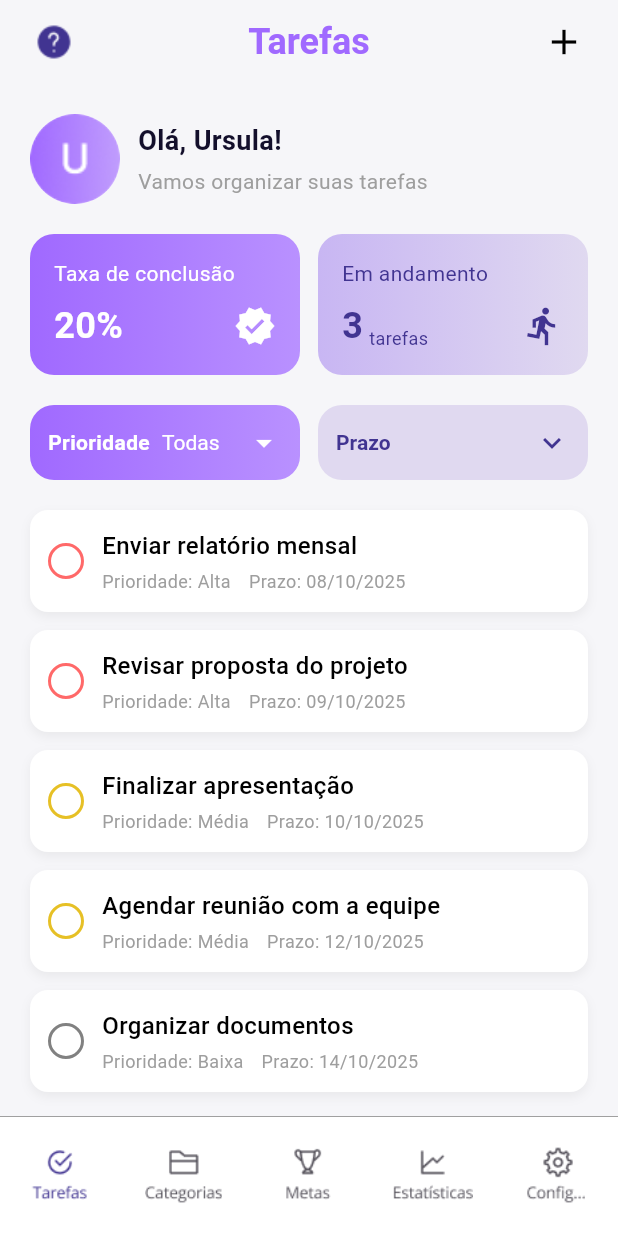
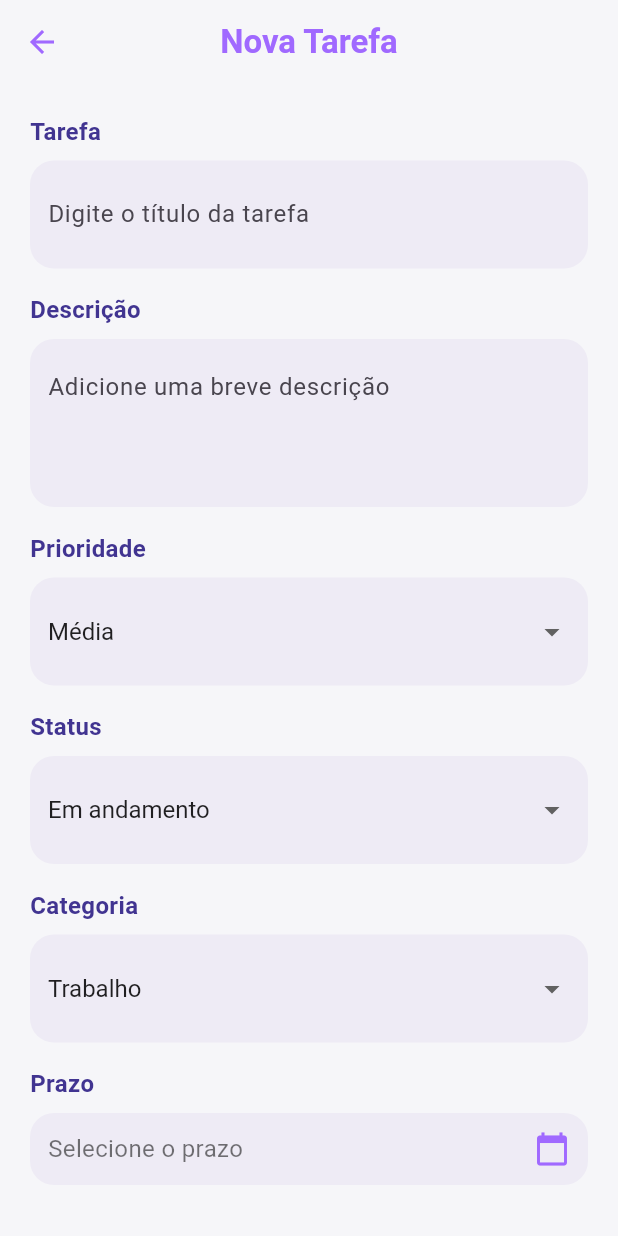
Before and after one commit to larasdiniz/taskflow, a Flutter app: the screen it shows after launch, scrolled down 34 dp, after a tap on "Entrar", after a tap on the "add" icon, on a phone screen of 412 x 824 dp. Run offline on Flutter 3.47's test engine with Material 3 defaults, Android fonts, the light colour scheme and no system bars; our stand-ins replace device_preview.

Commit message:
telas detalhes_tarefa.dart e nova_tarefa.dart

```diff
--- /dev/null
+++ b/lib/screens/nova_tarefa.dart
@@ -0,0 +1,225 @@
+import 'package:flutter/material.dart';
+import 'package:intl/intl.dart';
+
+class NovaTarefaPage extends StatefulWidget {
+  const NovaTarefaPage({super.key});
+
+  @override
+  State<NovaTarefaPage> createState() => _NovaTarefaPageState();
+}
+
+class _NovaTarefaPageState extends State<NovaTarefaPage> {
+  final TextEditingController tituloController = TextEditingController();
+  final TextEditingController descricaoController = TextEditingController();
+
+  String prioridadeSelecionada = 'Média';
+  String statusSelecionado = 'Em andamento';
+  String categoriaSelecionada = 'Trabalho';
+  DateTime? prazoSelecionado;
+
+  final List<String> prioridades = ['Alta', 'Média', 'Baixa'];
+  final List<String> status = ['Em andamento', 'Concluída', 'Pendente'];
+  final List<String> categorias = ['Trabalho', 'Estudo', 'Pessoal'];
+
+  Future<void> selecionarPrazo() async {
+    final DateTime? selecionado = await showDatePicker(
+      context: context,
+      initialDate: DateTime.now().add(const Duration(days: 1)),
+      firstDate: DateTime.now(),
+      lastDate: DateTime(2100),
+      locale: const Locale('pt', 'BR'),
+    );
+
+    if (selecionado != null) {
+      setState(() {
+        prazoSelecionado = selecionado;
+      });
+    }
+  }
+
+  @override
+  Widget build(BuildContext context) {
+    return Scaffold(
+      backgroundColor: const Color(0xFFF6F6F9),
+      appBar: AppBar(
+        backgroundColor: const Color(0xFFF6F6F9),
+        elevation: 0,
+        centerTitle: true,
+        title: const Text(
+          "Nova Tarefa",
+          style: TextStyle(
+            color: Color(0xFFA069FF),
+            fontWeight: FontWeight.bold,
+            fontSize: 22,
+          ),
+        ),
+        iconTheme: const IconThemeData(color: Color(0xFFA069FF)),
+      ),
+      body: Padding(
+        padding: const EdgeInsets.all(20.0),
+        child: SingleChildScrollView(
+          child: Column(
+            children: [
+              _buildCard(
+                title: "Tarefa",
+                child: TextField(
+                  controller: tituloController,
+                  decoration: const InputDecoration(
+                    hintText: "Digite o título da tarefa",
+                    border: InputBorder.none,
+                  ),
+                ),
+              ),
+              const SizedBox(height: 16),
+              _buildCard(
+                title: "Descrição",
+                child: TextField(
+                  controller: descricaoController,
+                  maxLines: 3,
+                  decoration: const InputDecoration(
+                    hintText: "Adicione uma breve descrição",
+                    border: InputBorder.none,
+                  ),
+                ),
+              ),
+              const SizedBox(height: 16),
+              _buildDropdownCard(
+                title: "Prioridade",
+                value: prioridadeSelecionada,
+                items: prioridades,
+                onChanged: (value) => setState(() => prioridadeSelecionada = value!),
+              ),
+              const SizedBox(height: 16),
+              _buildDropdownCard(
+                title: "Status",
+                value: statusSelecionado,
+                items: status,
+                onChanged: (value) => setState(() => statusSelecionado = value!),
+              ),
+              const SizedBox(height: 16),
+              _buildDropdownCard(
+                title: "Categoria",
+                value: categoriaSelecionada,
+                items: categorias,
+                onChanged: (value) => setState(() => categoriaSelecionada = value!),
+              ),
+              const SizedBox(height: 16),
+              _buildCard(
+                title: "Prazo",
+                child: GestureDetector(
+                  onTap: selecionarPrazo,
+                  child: Row(
+                    mainAxisAlignment: MainAxisAlignment.spaceBetween,
+                    children: [
+                      Text(
+                        prazoSelecionado != null
+                            ? DateFormat('dd/MM/yyyy').format(prazoSelecionado!)
+                            : "Selecione o prazo",
+                        style: const TextStyle(fontSize: 16, color: Colors.black54),
+                      ),
+                      const Icon(Icons.calendar_today, color: Color(0xFFA069FF)),
+                    ],
+                  ),
+                ),
+              ),
+              const SizedBox(height: 30),
+              Row(
+                children: [
+                  Expanded(
+                    child: ElevatedButton(
+                      style: ElevatedButton.styleFrom(
+                        backgroundColor: const Color(0xFFDFE1E4),
+                        padding: const EdgeInsets.symmetric(vertical: 14),
+                        shape: RoundedRectangleBorder(
+                          borderRadius: BorderRadius.circular(16),
+                        ),
+                      ),
+                      onPressed: () {
+                        Navigator.pop(context);
+                      },
+                      child: const Text(
+                        "Excluir",
+                        style: TextStyle(color: Color(0xFF818181), fontSize: 16),
+                      ),
+                    ),
+                  ),
+                  const SizedBox(width: 12),
+                  Expanded(
+                    child: ElevatedButton(
+                      style: ElevatedButton.styleFrom(
+                        backgroundColor: const Color(0xFFA069FF),
+                        padding: const EdgeInsets.symmetric(vertical: 14),
+                        shape: RoundedRectangleBorder(
+                          borderRadius: BorderRadius.circular(16),
+                        ),
+                      ),
+                      onPressed: () {
+                        // Aqui você pode salvar a nova tarefa
+                        Navigator.pop(context);
+                      },
+                      child: const Text(
+                        "Salvar",
+                        style: TextStyle(color: Colors.white, fontSize: 16),
+                      ),
+                    ),
+                  ),
+                ],
+              ),
+            ],
+          ),
+        ),
+      ),
+    );
+  }
+
+  Widget _buildCard({required String title, required Widget child}) {
+    return Column(
+      crossAxisAlignment: CrossAxisAlignment.start,
+      children: [
+        Text(
+          title,
+          style: const TextStyle(
+            color: Color(0xFF413491),
+            fontSize: 16,
+            fontWeight: FontWeight.bold,
+          ),
+        ),
+        const SizedBox(height: 8),
+        Container(
+          padding: const EdgeInsets.all(12),
+          decoration: BoxDecoration(
+            color: const Color(0xFFEEEBF5),
+            borderRadius: BorderRadius.circular(16),
+          ),
+          child: child,
+        ),
+      ],
+    );
+  }
+
+  Widget _buildDropdownCard({
+    required String title,
+    required String value,
+    required List<String> items,
+    required Function(String?) onChanged,
+  }) {
+    return _buildCard(
+      title: title,
+      child: DropdownButtonHideUnderline(
+        child: DropdownButton<String>(
+          value: value,
+          isExpanded: true,
+          dropdownColor: const Color(0xFFEEEBF5),
+          style: const TextStyle(color: Colors.black87, fontSize: 16),
+          items: items
+              .map((item) => DropdownMenuItem(
+                    value: item,
+                    child: Text(item),
+                  ))
+              .toList(),
+          onChanged: onChanged,
+        ),
+      ),
+    );
+  }
+}
--- a/lib/screens/tarefas.dart
+++ b/lib/screens/tarefas.dart
@@ -5,6 +5,8 @@ import 'package:taskflow/screens/categorias.dart';
 import 'package:intl/intl.dart';
 import 'package:taskflow/screens/metas.dart';
 import 'package:taskflow/screens/configuracao.dart';
+import 'package:taskflow/screens/nova_tarefa.dart';
+import 'package:taskflow/screens/detalhes_tarefa.dart';
 
 class Tarefa {
   String titulo;
@@ -31,7 +33,6 @@ class _TarefasPageState extends State<TarefasPage> {
   final List<String> prioridades = ['Todas', 'Alta', 'Média', 'Baixa'];
   String ordenarPor = 'Prazo';
   final List<String> opcoesOrdenacao = ['Prazo', 'Prioridade', 'Alfabética'];
-
 
   final List<Tarefa> tarefas = [
     Tarefa(
@@ -151,7 +152,12 @@ class _TarefasPageState extends State<TarefasPage> {
               size: 28,
             ),
             onPressed: () {
-              // Aqui você pode adicionar a lógica para criar uma nova tarefa
+              Navigator.push(
+                context,
+                MaterialPageRoute(
+                  builder: (context) => const NovaTarefaPage(),
+                ),
+              );
             },
           ),
           const SizedBox(width: 12),
@@ -413,7 +419,23 @@ class _TarefasPageState extends State<TarefasPage> {
                 itemCount: tarefasOrdenadas.length,
                 itemBuilder: (context, index) {
                   final tarefa = tarefasOrdenadas[index];
-                  return Container(
+                  return GestureDetector(
+                    onTap: () {
+                      Navigator.push(
+                        context,
+                        MaterialPageRoute(
+                          builder: (context) => DetalhesTarefaPage(
+                            titulo: tarefa.titulo,
+                            descricao: "Descrição da tarefa ${tarefa.titulo}", // Você pode ajustar isso
+                            prioridade: tarefa.prioridade,
+                            status: tarefa.concluida ? "Concluída" : "Pendente",
+                            categoria: "Geral", // Você pode ajustar isso
+                            prazo: tarefa.prazo ?? DateTime.now(), // Use uma data padrão se for null
+                          ),
+                        ),
+                      );
+                    },
+                    child: Container(
                       margin: const EdgeInsets.only(bottom: 12),
                       padding: const EdgeInsets.all(12),
                       decoration: BoxDecoration(
@@ -503,6 +525,7 @@ class _TarefasPageState extends State<TarefasPage> {
                           ),
                         ],
                       ),
+                    ),
                   );
                 },
               ),
```
Also changed, not shown: lib/screens/detalhes_tarefa.dart (added, +359 -0 lines). Lines whose indentation alone changed are shown as unchanged.
